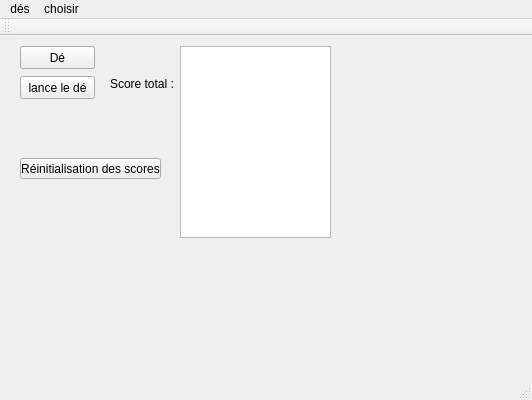
Qt form TP1heritage.ui (AlexandreCare/TP1_heritage) before a commit.
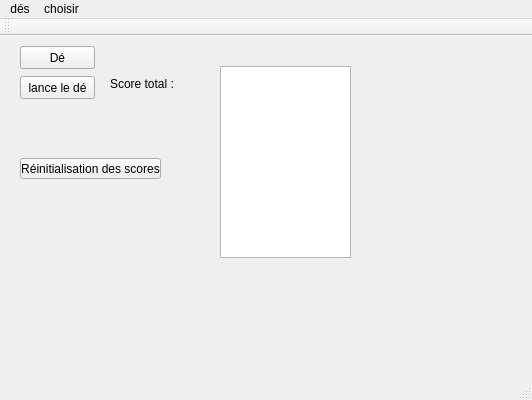
The same form after that commit.

What changed in the file:
```diff
--- a/TP1heritage.ui
+++ b/TP1heritage.ui
@@ -105,12 +105,12 @@
      <string>Dé</string>
     </property>
    </widget>
-   <widget class="QTableView" name="tableView">
+   <widget class="QTableWidget" name="tableWidget">
     <property name="geometry">
      <rect>
-      <x>180</x>
-      <y>10</y>
-      <width>151</width>
+      <x>220</x>
+      <y>30</y>
+      <width>131</width>
       <height>192</height>
      </rect>
     </property>
```
